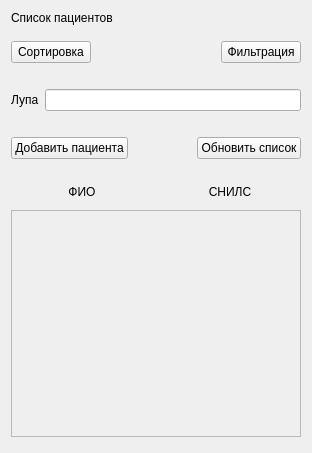
Qt form view/qt_ui_source/list_patient_widget.ui (Andrew-up/vgtu_frontend) before a commit.
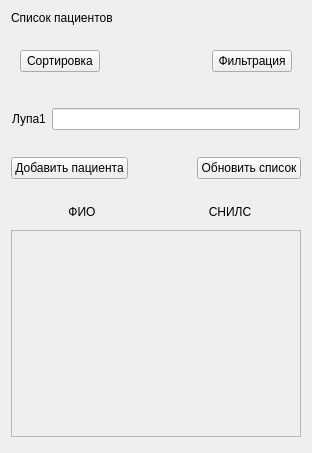
The same form after that commit.

The edit to the form file:
```diff
--- a/view/qt_ui_source/list_patient_widget.ui
+++ b/view/qt_ui_source/list_patient_widget.ui
@@ -26,6 +26,15 @@
         </widget>
        </item>
        <item>
+        <widget class="QWidget" name="widget_2" native="true">
+         <property name="minimumSize">
+          <size>
+           <width>0</width>
+           <height>50</height>
+          </size>
+         </property>
+         <layout class="QVBoxLayout" name="verticalLayout_6">
+          <item>
         <layout class="QHBoxLayout" name="horizontalLayout_3">
          <property name="topMargin">
           <number>10</number>
@@ -62,6 +71,33 @@
          </item>
         </layout>
        </item>
+         </layout>
+        </widget>
+       </item>
+       <item>
+        <widget class="QWidget" name="widget" native="true">
+         <property name="enabled">
+          <bool>true</bool>
+         </property>
+         <property name="minimumSize">
+          <size>
+           <width>0</width>
+           <height>0</height>
+          </size>
+         </property>
+         <layout class="QVBoxLayout" name="verticalLayout_5">
+          <property name="leftMargin">
+           <number>1</number>
+          </property>
+          <property name="topMargin">
+           <number>1</number>
+          </property>
+          <property name="rightMargin">
+           <number>1</number>
+          </property>
+          <property name="bottomMargin">
+           <number>1</number>
+          </property>
        <item>
         <layout class="QHBoxLayout" name="horizontalLayout_5">
          <property name="topMargin">
@@ -79,7 +115,7 @@
             </sizepolicy>
            </property>
            <property name="text">
-            <string>Лупа</string>
+               <string>Лупа1</string>
            </property>
           </widget>
          </item>
@@ -88,6 +124,9 @@
          </item>
         </layout>
        </item>
+         </layout>
+        </widget>
+       </item>
        <item>
         <layout class="QHBoxLayout" name="horizontalLayout_6">
          <property name="sizeConstraint">
@@ -180,7 +219,7 @@
               <x>0</x>
               <y>0</y>
               <width>286</width>
-              <height>216</height>
+              <height>196</height>
              </rect>
             </property>
             <layout class="QVBoxLayout" name="verticalLayout_3">
```
Lines whose indentation alone changed are shown as unchanged.
